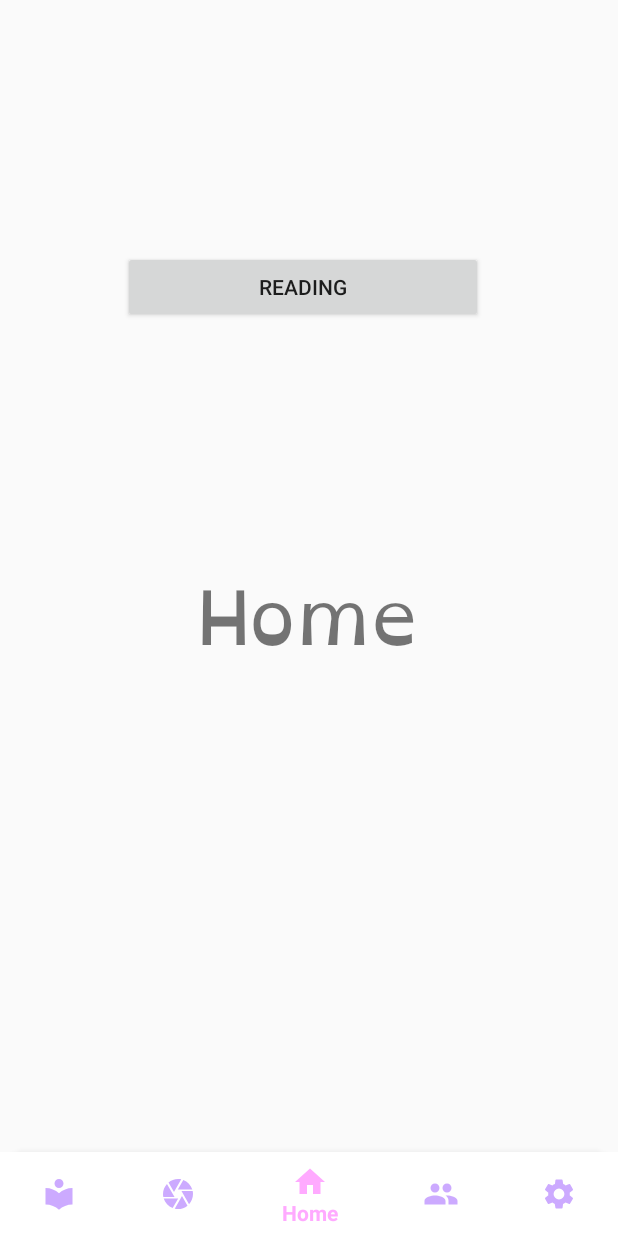
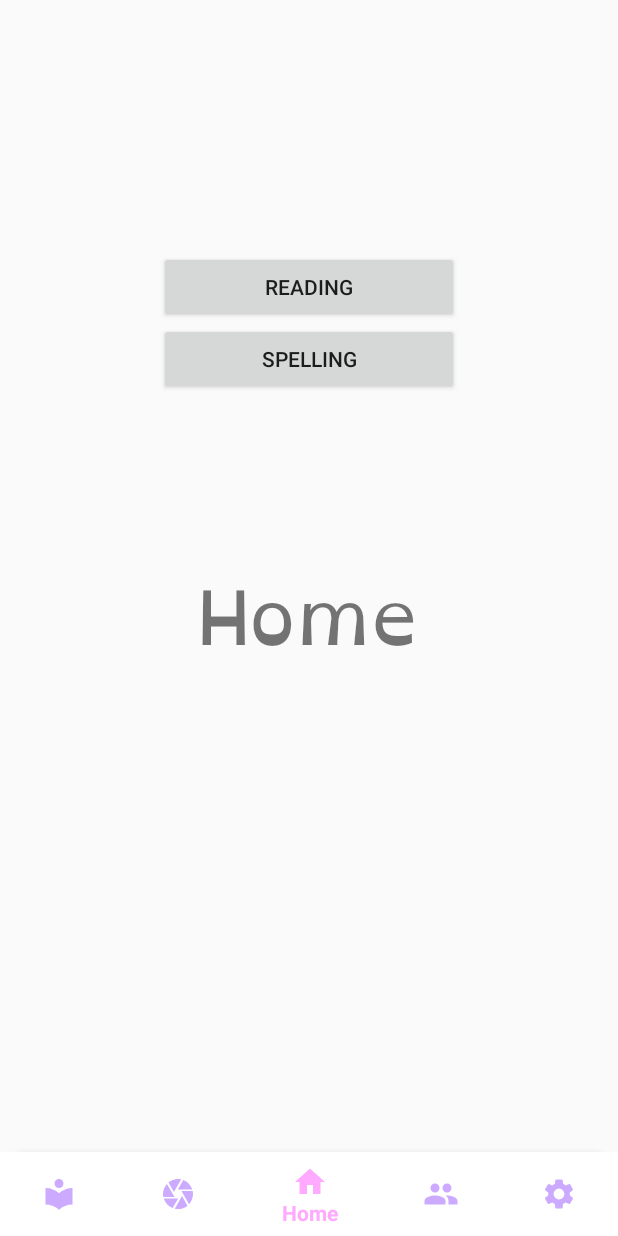
Before and after one commit to Medha-Iyer/Clover-Dyslexia-Project, an Android app: the screen it shows after launch once a user with an empty profile is signed in (MainActivity), on a phone screen of 412 x 824 dp. Run offline under Robolectric (Android 15) with nearby library versions, the phone set to English and light mode, and no system bars; our stand-ins replace Firebase (no records; nobody signed in at launch, a user with empty details on screens opened directly).

Commit message:
incomplete updated spelling -annie

```diff
--- a/app/src/main/java/com/example/clover/Library.java
+++ b/app/src/main/java/com/example/clover/Library.java
@@ -205,6 +205,7 @@ public class Library extends AppCompatActivity implements LibraryAdapter.OnItemC
         loadData();
     }
 
+    //for searching
     private void setUpSearch(){
         MaterialSearchView searchView = findViewById(R.id.search_view);
         searchView.setOnQueryTextListener(new MaterialSearchView.OnQueryTextListener() {
--- a/app/src/main/java/com/example/clover/LibraryAdapter.java
+++ b/app/src/main/java/com/example/clover/LibraryAdapter.java
@@ -79,7 +79,7 @@ public class LibraryAdapter extends RecyclerView.Adapter<LibraryAdapter.ExampleV
     @NonNull
     @Override
     public ExampleViewHolder onCreateViewHolder(@NonNull ViewGroup parent, int viewType) {
-        View v = LayoutInflater.from(parent.getContext()).inflate(R.layout.item_one, parent, false);
+        View v = LayoutInflater.from(parent.getContext()).inflate(R.layout.library_card, parent, false);
         ExampleViewHolder evh = new ExampleViewHolder(v, mListener);
         return evh;
     }
--- a/app/src/main/java/com/example/clover/Voice.java
+++ b/app/src/main/java/com/example/clover/Voice.java
@@ -93,7 +93,7 @@ public class Voice extends AppCompatActivity implements View.OnClickListener {
         });
 
         //set home as selected
-        //navView.setSelectedItemId(R.id.home); //TODO set the navigation bar to nothing highlighted
+        navView.setSelectedItemId(R.id.home); //TODO set the navigation bar to nothing highlighted
 
         //perform item selected listener
         navView.setOnNavigationItemSelectedListener(new BottomNavigationView.OnNavigationItemSelectedListener() {
@@ -109,6 +109,8 @@ public class Voice extends AppCompatActivity implements View.OnClickListener {
                         overridePendingTransition(0,0);
                         return true;
                     case R.id.home:
+                        startActivity(new Intent(getApplicationContext(), MainActivity.class));
+                        overridePendingTransition(0,0);
                         return true;
                     case R.id.profile:
                         startActivity(new Intent(getApplicationContext(), Profile.class));
--- a/app/src/main/res/layout/activity_main.xml
+++ b/app/src/main/res/layout/activity_main.xml
@@ -32,16 +32,20 @@
     <Button
         android:id="@+id/voice_game"
         style="@style/Widget.AppCompat.Button"
-        android:layout_width="wrap_content"
+        android:layout_width="200dp"
         android:layout_height="wrap_content"
-        android:layout_alignParentLeft="true"
-        android:layout_alignParentTop="true"
-        android:layout_alignParentRight="true"
         android:layout_centerHorizontal="true"
-        android:layout_marginLeft="82dp"
         android:layout_marginTop="167dp"
-        android:layout_marginRight="90dp"
         android:text="READING" />
+
+    <Button
+        android:id="@+id/spelling_game_btn"
+        style="@style/Widget.AppCompat.Button"
+        android:layout_width="200dp"
+        android:layout_height="wrap_content"
+        android:layout_below="@+id/voice_game"
+        android:layout_centerHorizontal="true"
+        android:text="SPELLING" />
 
 
 </RelativeLayout>
```
Also changed, not shown: app/src/main/AndroidManifest.xml (+10 -7 lines), app/src/main/java/com/example/clover/MainActivity.java (+17 -7 lines), app/src/main/java/com/example/clover/Spelling.java (added, +53 -0 lines), app/src/main/res/layout/activity_spelling.xml (added, +29 -0 lines), app/src/main/res/layout/library_card.xml (renamed from app/src/main/res/layout/item_one.xml).
